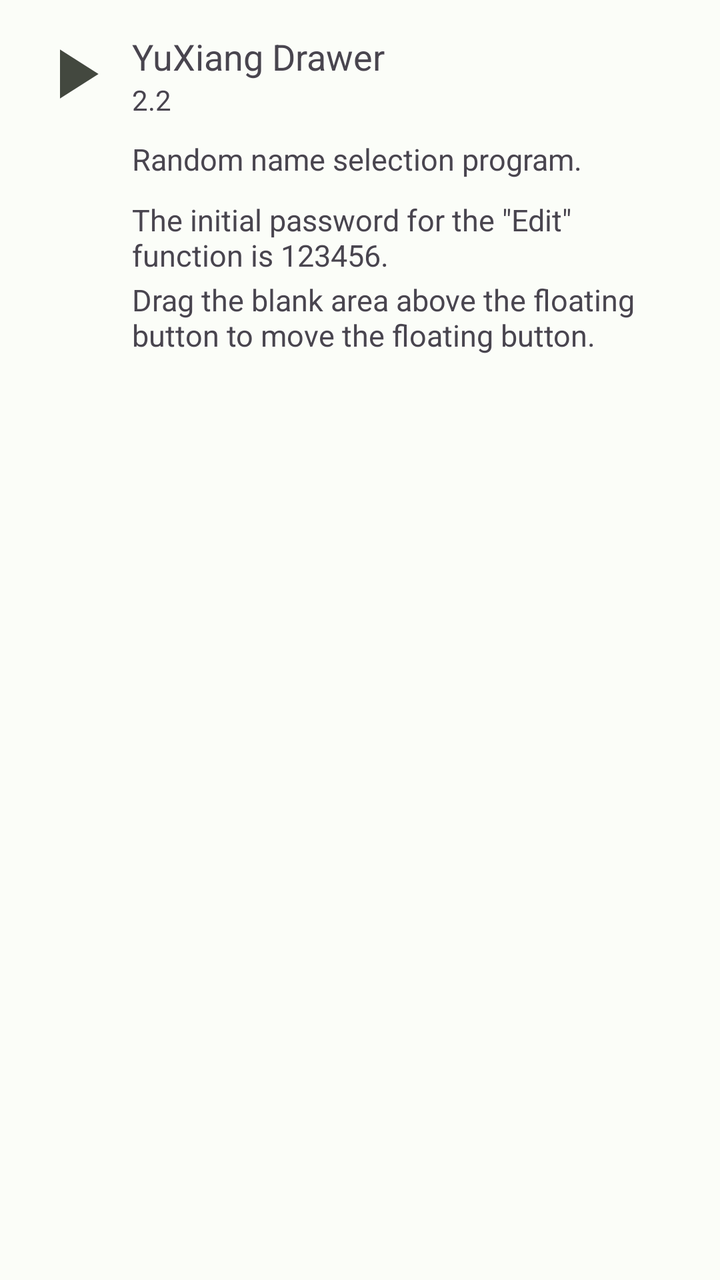
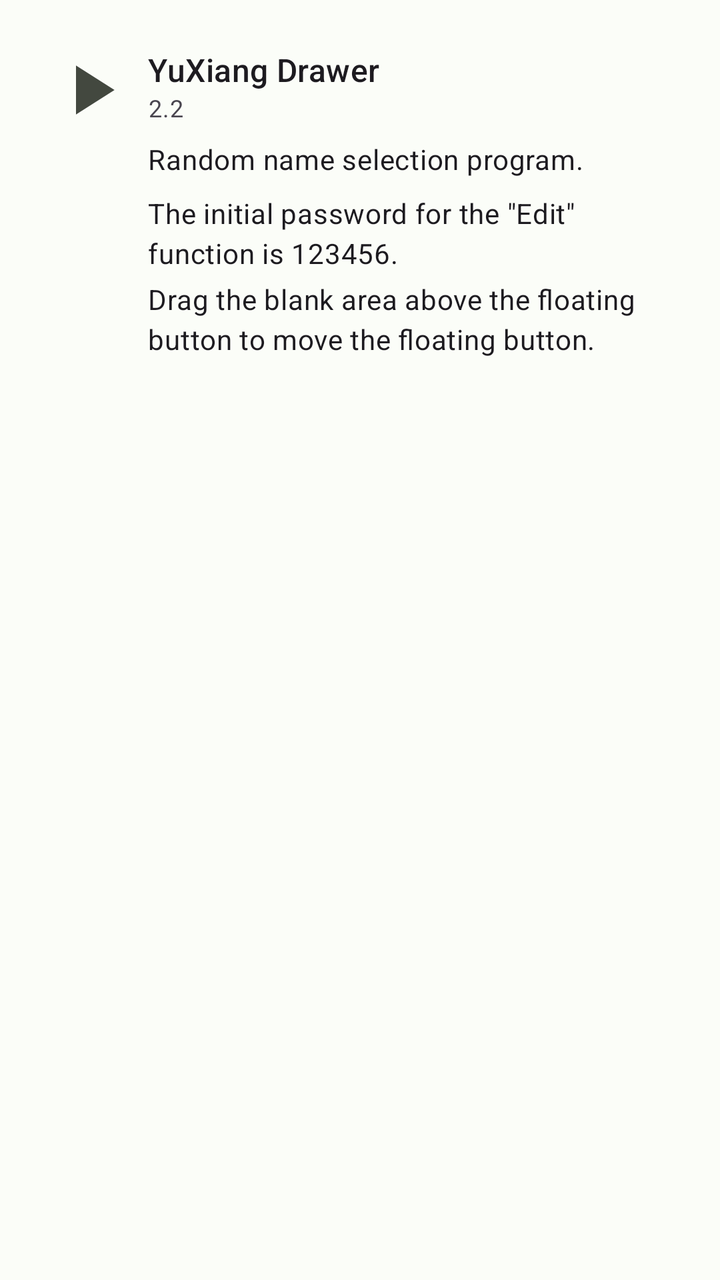

Compare the two renders of this Android layout. The source of the first and the diff that turns it into the second are given below.
<!-- AndroidManifest.xml: application theme Theme.Drawer -->
<!-- res/layout/about_dialog.xml -->
<?xml version="1.0" encoding="utf-8"?>

<LinearLayout xmlns:android="http://schemas.android.com/apk/res/android"
    android:layout_width="match_parent"
    android:layout_height="match_parent"
    android:orientation="horizontal"
    android:padding="16dp">

    <ImageView
        android:layout_width="42dp"
        android:layout_height="42dp"
        android:contentDescription="@string/app_name"
        android:src="@drawable/ic_run" />

    <LinearLayout
        android:layout_width="wrap_content"
        android:layout_height="wrap_content"
        android:layout_marginStart="8dp"
        android:orientation="vertical">

        <TextView
            android:layout_width="wrap_content"
            android:layout_height="wrap_content"
            android:text="@string/app_whole_name"
            android:textSize="18sp" />

        <TextView
            android:layout_width="wrap_content"
            android:layout_height="wrap_content"
            android:text="@string/app_version"
            android:textSize="14sp" />

        <TextView
            android:layout_width="wrap_content"
            android:layout_height="wrap_content"
            android:layout_marginTop="10dp"
            android:text="@string/about_message_1"
            android:textSize="15sp" />

        <TextView
            android:layout_width="wrap_content"
            android:layout_height="wrap_content"
            android:layout_marginTop="10dp"
            android:text="@string/about_message_2"
            android:textSize="15sp" />

        <TextView
            android:layout_width="wrap_content"
            android:layout_height="wrap_content"
            android:layout_marginTop="2dp"
            android:layout_marginBottom="2dp"
            android:text="@string/about_message_3"
            android:textSize="15sp" />

    </LinearLayout>

</LinearLayout>
<!-- resources referenced by this layout -->
<resources>
  <!-- drawable ic_run (drawable) -->
  <vector xmlns:android="http://schemas.android.com/apk/res/android"
      android:width="32dp"
      android:height="32dp"
      android:tint="?attr/colorOnSurfaceVariant"
      android:viewportWidth="24"
      android:viewportHeight="24">
      <path
          android:fillColor="@android:color/white"
          android:pathData="M8,5v14l11,-7z" />
  </vector>
  <string name="about_message_1">Random name selection program.</string>
  <string name="about_message_2">The initial password for the \"Edit\" function is 123456.</string>
  <string name="about_message_3">Drag the blank area above the floating button to move the floating button.</string>
  <string name="app_name" translatable="false">Drawer</string>
  <string name="app_version" translatable="false">2.2</string>
  <string name="app_whole_name" translatable="false">YuXiang Drawer</string>
  <color name="md_theme_primary">#006E1C</color>
  <color name="md_theme_onPrimary">#FFFFFF</color>
  <color name="md_theme_primaryContainer">#94F990</color>
  <color name="md_theme_onPrimaryContainer">#002204</color>
  <color name="md_theme_secondary">#52634F</color>
  <color name="md_theme_onSecondary">#FFFFFF</color>
  <color name="md_theme_secondaryContainer">#D5E8CF</color>
  <color name="md_theme_onSecondaryContainer">#101F10</color>
  <color name="md_theme_tertiary">#38656A</color>
  <color name="md_theme_onTertiary">#FFFFFF</color>
  <color name="md_theme_tertiaryContainer">#BCEBF0</color>
  <color name="md_theme_onTertiaryContainer">#002023</color>
  <color name="md_theme_error">#BA1A1A</color>
  <color name="md_theme_onError">#FFFFFF</color>
  <color name="md_theme_errorContainer">#FFDAD6</color>
  <color name="md_theme_onErrorContainer">#410002</color>
  <color name="md_theme_background">#FBFDF8</color>
  <color name="md_theme_onBackground">#191C19</color>
  <color name="md_theme_surface">#FBFDF8</color>
  <color name="md_theme_onSurface">#191C19</color>
  <color name="md_theme_surfaceVariant">#DFE4DB</color>
  <color name="md_theme_onSurfaceVariant">#43483F</color>
  <color name="md_theme_outline">#73796E</color>
  <color name="md_theme_outlineVariant">#C3C8BE</color>
  <color name="md_theme_inverseSurface">#2E312E</color>
  <color name="md_theme_inverseOnSurface">#F0F1EC</color>
  <color name="md_theme_inversePrimary">#79DC75</color>
  <color name="md_theme_surfaceDim">#DBDFD9</color>
  <color name="md_theme_surfaceBright">#FBFDF8</color>
  <color name="md_theme_surfaceContainerLowest">#FFFFFF</color>
  <color name="md_theme_surfaceContainerLow">#F5F7F1</color>
  <color name="md_theme_surfaceContainer">#EFF1EC</color>
  <color name="md_theme_surfaceContainerHigh">#E9EBE6</color>
  <color name="md_theme_surfaceContainerHighest">#E4E6E0</color>
  <!-- unchanged entries left out for length: 1 -->
</resources>

<!-- the commit's change to res/layout/about_dialog.xml (unified diff, before → after) -->
@@ -2,9 +2,9 @@
 
 <LinearLayout xmlns:android="http://schemas.android.com/apk/res/android"
     android:layout_width="match_parent"
-    android:layout_height="match_parent"
+    android:layout_height="wrap_content"
     android:orientation="horizontal"
-    android:padding="16dp">
+    android:padding="@dimen/spacing_xl">
 
     <ImageView
         android:layout_width="42dp"
@@ -15,42 +15,42 @@
     <LinearLayout
         android:layout_width="wrap_content"
         android:layout_height="wrap_content"
-        android:layout_marginStart="8dp"
+        android:layout_marginStart="@dimen/spacing_s"
         android:orientation="vertical">
 
-        <TextView
+        <com.google.android.material.textview.MaterialTextView
             android:layout_width="wrap_content"
             android:layout_height="wrap_content"
             android:text="@string/app_whole_name"
-            android:textSize="18sp" />
+            android:textAppearance="?attr/textAppearanceTitleMedium" />
 
-        <TextView
+        <com.google.android.material.textview.MaterialTextView
             android:layout_width="wrap_content"
             android:layout_height="wrap_content"
             android:text="@string/app_version"
-            android:textSize="14sp" />
+            android:textAppearance="?attr/textAppearanceBodySmall" />
 
-        <TextView
+        <com.google.android.material.textview.MaterialTextView
             android:layout_width="wrap_content"
             android:layout_height="wrap_content"
-            android:layout_marginTop="10dp"
+            android:layout_marginTop="@dimen/spacing_s"
             android:text="@string/about_message_1"
-            android:textSize="15sp" />
+            android:textAppearance="?attr/textAppearanceBodyMedium" />
 
-        <TextView
+        <com.google.android.material.textview.MaterialTextView
             android:layout_width="wrap_content"
             android:layout_height="wrap_content"
-            android:layout_marginTop="10dp"
+            android:layout_marginTop="@dimen/spacing_s"
             android:text="@string/about_message_2"
-            android:textSize="15sp" />
+            android:textAppearance="?attr/textAppearanceBodyMedium" />
 
-        <TextView
+        <com.google.android.material.textview.MaterialTextView
             android:layout_width="wrap_content"
             android:layout_height="wrap_content"
-            android:layout_marginTop="2dp"
-            android:layout_marginBottom="2dp"
+            android:layout_marginTop="@dimen/spacing_xs"
+            android:layout_marginBottom="@dimen/spacing_xs"
             android:text="@string/about_message_3"
-            android:textSize="15sp" />
+            android:textAppearance="?attr/textAppearanceBodyMedium" />
 
     </LinearLayout>
 
<!-- resource entries referenced after the edit -->
@@ -1,5 +1,8 @@
 <!-- resources referenced by this layout -->
 <resources>
+  <dimen name="spacing_s">8dp</dimen>
+  <dimen name="spacing_xl">24dp</dimen>
+  <dimen name="spacing_xs">4dp</dimen>
   <!-- drawable ic_run (drawable) -->
   <vector xmlns:android="http://schemas.android.com/apk/res/android"
       android:width="32dp"
